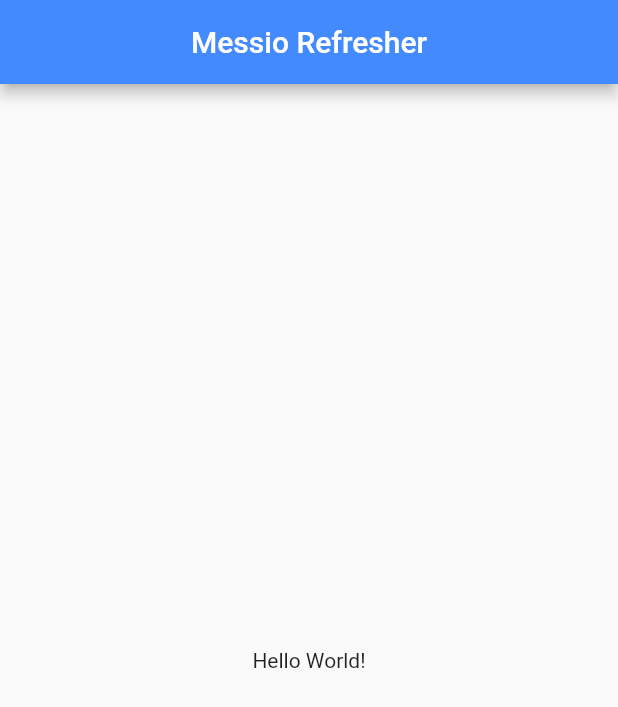
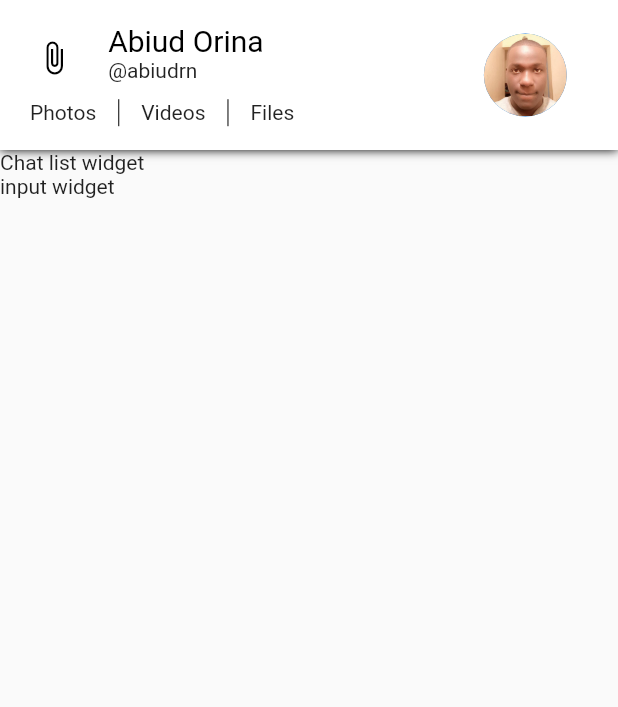
Before and after one commit to abiudorina/messio_refresher, a Flutter app: the screen it shows after launch, on a phone screen of 412 x 824 dp. Shown: the top 707 px of the screen. Run offline on Flutter 3.47's test engine with Material 2 defaults, Android fonts, the phone set to English and light mode, and no system bars.

Commit message:
feat: day 3/4

```diff
--- /dev/null
+++ b/lib/config/assets.dart
@@ -0,0 +1,9 @@
+class Assets {
+  static const String user = 'assets/images/user.jpeg';
+  static const String app_icon = 'assets/launcher/ic_launcher.png';
+  static const String app_icon_fg = 'assets/launcher/ic_foreground.png';
+  static const String app_icon_bg = 'assets/launcher/ic_background.png';
+  static const String google_button = 'assets/google.png';
+  static const String social = 'assets/social.png';
+  static const String placeholder = 'assets/placeholder.png';
+}
--- /dev/null
+++ b/lib/config/palette.dart
@@ -0,0 +1,14 @@
+import 'package:flutter/material.dart';
+
+class Palette {
+  static Color primaryColor = Colors.blue;
+  static Color secondaryColor = Colors.black;
+  static Color primaryTextColor = Colors.black;
+  static Color secondaryTextColor = Colors.black87;
+  static Color primaryBackgroundColor = Colors.white;
+  static Color selfMessageBackgroundColor = Colors.blueGrey;
+  static Color otherMessageBackgroundColor = Colors.tealAccent;
+  static Color selfMessageColor = Colors.white;
+  static Color otherMessageColor = Color(0xff3f3f3f);
+  static Color greyColor = Colors.grey;
+}
--- a/lib/main.dart
+++ b/lib/main.dart
@@ -1,40 +1,16 @@
 import 'package:flutter/material.dart';
+import 'package:messio_refresher/pages/conversation_page_list.dart';
 
 void main() {
-  runApp(MyApp());
+  runApp(Messio());
 }
 
-class MyApp extends StatelessWidget {
+class Messio extends StatelessWidget {
   // This widget is the root of your application.
   @override
   Widget build(BuildContext context) {
     return MaterialApp(
-      title: 'Flutter Demo',
-      theme: ThemeData(
-        primaryColor: Colors.blueAccent,
-        visualDensity: VisualDensity.adaptivePlatformDensity,
-      ),
-      home: HomePage(),
+      home: ConversationPageList(),
     );
   }
 }
-
-class HomePage extends StatefulWidget {
-  @override
-  _HomePageState createState() => _HomePageState();
-}
-
-class _HomePageState extends State<HomePage> {
-  @override
-  Widget build(BuildContext context) {
-    return Scaffold(
-      appBar: AppBar(
-        title: Text('Messio Refresher'),
-        centerTitle: true,
-      ),
-      body: Center(
-        child: Text('Hello World!'),
-      ),
-    );
-  }
-}
--- /dev/null
+++ b/lib/pages/conversation_page.dart
@@ -0,0 +1,26 @@
+import 'package:flutter/material.dart';
+import 'package:messio_refresher/widgets/chat_appbar.dart';
+import 'package:messio_refresher/widgets/chat_list_widget.dart';
+import 'package:messio_refresher/widgets/input_widget.dart';
+
+class ConversationPage extends StatefulWidget {
+  @override
+  _ConversationPageState createState() => _ConversationPageState();
+}
+
+class _ConversationPageState extends State<ConversationPage> {
+  @override
+  Widget build(BuildContext context) {
+    return SafeArea(
+        child: Scaffold(
+      appBar: ChatAppBar(),
+      body: ListView(
+        shrinkWrap: true,
+        children: [
+          ChatListWidget(),
+          InputWidget(),
+        ],
+      ),
+    ));
+  }
+}
--- /dev/null
+++ b/lib/pages/conversation_page_list.dart
@@ -0,0 +1,20 @@
+import 'package:flutter/material.dart';
+import 'package:messio_refresher/pages/conversation_page.dart';
+
+class ConversationPageList extends StatefulWidget {
+  @override
+  _ConversationPageListState createState() => _ConversationPageListState();
+}
+
+class _ConversationPageListState extends State<ConversationPageList> {
+  @override
+  Widget build(BuildContext context) {
+    return PageView(
+      children: [
+        ConversationPage(),
+        ConversationPage(),
+        ConversationPage(),
+      ],
+    );
+  }
+}
--- /dev/null
+++ b/lib/widgets/chat_appbar.dart
@@ -0,0 +1,111 @@
+import 'package:flutter/material.dart';
+import 'package:messio_refresher/config/assets.dart';
+import 'package:messio_refresher/config/palette.dart';
+
+class ChatAppBar extends StatelessWidget implements PreferredSizeWidget {
+  final double height = 100;
+  @override
+  Widget build(BuildContext context) {
+    TextStyle textHeading =
+        TextStyle(color: Palette.primaryTextColor, fontSize: 20);
+    TextStyle textStyle = TextStyle(color: Palette.secondaryTextColor);
+    double screenWidth = MediaQuery.of(context).size.width;
+
+    return Material(
+      child: Container(
+        decoration: BoxDecoration(boxShadow: [
+          BoxShadow(color: Colors.black, blurRadius: 5),
+        ]),
+        child: Container(
+          color: Palette.primaryBackgroundColor,
+          child: Row(
+            children: [
+              Flexible(
+                flex: 7,
+                child: Center(
+                  child: Column(
+                    mainAxisSize: MainAxisSize.min,
+                    children: [
+                      Container(
+                        height: 70 - (screenWidth * .06),
+                        child: Row(
+                          crossAxisAlignment: CrossAxisAlignment.start,
+                          children: [
+                            Expanded(
+                              flex: 2,
+                              child: Center(
+                                child: Icon(
+                                  Icons.attach_file,
+                                  color: Palette.secondaryColor,
+                                ),
+                              ),
+                            ),
+                            Expanded(
+                              flex: 6,
+                              child: Container(
+                                child: Column(
+                                  crossAxisAlignment: CrossAxisAlignment.start,
+                                  mainAxisAlignment: MainAxisAlignment.center,
+                                  mainAxisSize: MainAxisSize.min,
+                                  children: [
+                                    Text('Abiud Orina', style: textHeading),
+                                    Text('@abiudrn', style: textStyle)
+                                  ],
+                                ),
+                              ),
+                            )
+                          ],
+                        ),
+                      ),
+                      Container(
+                        height: 23,
+                        padding: EdgeInsets.fromLTRB(20, 5, 5, 0),
+                        child: Row(
+                          mainAxisAlignment: MainAxisAlignment.start,
+                          crossAxisAlignment: CrossAxisAlignment.center,
+                          children: <Widget>[
+                            Text(
+                              'Photos',
+                              style: textStyle,
+                            ),
+                            VerticalDivider(
+                              width: 30,
+                              color: Palette.primaryTextColor,
+                            ),
+                            Text(
+                              'Videos',
+                              style: textStyle,
+                            ),
+                            VerticalDivider(
+                              width: 30,
+                              color: Palette.primaryTextColor,
+                            ),
+                            Text('Files', style: textStyle)
+                          ],
+                        ),
+                      ),
+                    ],
+                  ),
+                ),
+              ),
+              Flexible(
+                flex: 3,
+                child: Container(
+                  child: Center(
+                    child: CircleAvatar(
+                      radius: (80 - (screenWidth * .06)) / 2,
+                      backgroundImage: Image.asset(Assets.user).image,
+                    ),
+                  ),
+                ),
+              ),
+            ],
+          ),
+        ),
+      ),
+    );
+  }
+
+  @override
+  Size get preferredSize => Size.fromHeight(height);
+}
--- /dev/null
+++ b/lib/widgets/chat_item_widget.dart
@@ -0,0 +1,61 @@
+import 'package:flutter/material.dart';
+import 'package:intl/intl.dart';
+import 'package:messio_refresher/config/palette.dart';
+
+class ChatItemWidget extends StatelessWidget {
+  final int index;
+
+  const ChatItemWidget({Key key, this.index}) : super(key: key);
+
+  @override
+  Widget build(BuildContext context) {
+    if (index % 2 == 0) {
+      return Container(
+        child: Column(
+          children: [
+            Row(
+              mainAxisAlignment: MainAxisAlignment.end,
+              children: [
+                Container(
+                  padding: EdgeInsets.symmetric(vertical: 10, horizontal: 15),
+                  decoration: BoxDecoration(
+                    color: Palette.selfMessageBackgroundColor,
+                    borderRadius: BorderRadius.only(
+                      topLeft: Radius.circular(8),
+                      topRight: Radius.circular(8),
+                      bottomLeft: Radius.circular(8),
+                    ),
+                  ),
+                  margin: EdgeInsets.only(right: 10),
+                  child: Text(
+                    'This is a sent message',
+                    style: TextStyle(color: Palette.selfMessageColor),
+                  ),
+                )
+              ],
+            ),
+            Row(
+              mainAxisAlignment: MainAxisAlignment.end,
+              children: [
+                Container(
+                  margin: EdgeInsets.only(left: 5.0, top: 5.0, bottom: 5.0),
+                  child: Text(
+                    DateFormat('dd MMM kk:mm').format(
+                        DateTime.fromMillisecondsSinceEpoch(1565888474278)),
+                    style: TextStyle(
+                        color: Palette.greyColor,
+                        fontSize: 12.0,
+                        fontStyle: FontStyle.normal),
+                  ),
+                )
+              ],
+            )
+          ],
+        ),
+      );
+    }else{
+      // received message
+
+    }
+  }
+}
--- /dev/null
+++ b/lib/widgets/chat_list_widget.dart
@@ -0,0 +1,10 @@
+import 'package:flutter/material.dart';
+
+class ChatListWidget extends StatelessWidget {
+  @override
+  Widget build(BuildContext context) {
+    return Container(
+      child: Text('Chat list widget'),
+    );
+  }
+}
--- /dev/null
+++ b/lib/widgets/input_widget.dart
@@ -0,0 +1,10 @@
+import 'package:flutter/material.dart';
+
+class InputWidget extends StatelessWidget {
+  @override
+  Widget build(BuildContext context) {
+    return Container(
+      child: Text('input widget'),
+    );
+  }
+}
```
Also changed, not shown: pubspec.yaml (+5 -6 lines), assets/images/user.jpeg (added), pubspec.lock, 1 other file.
